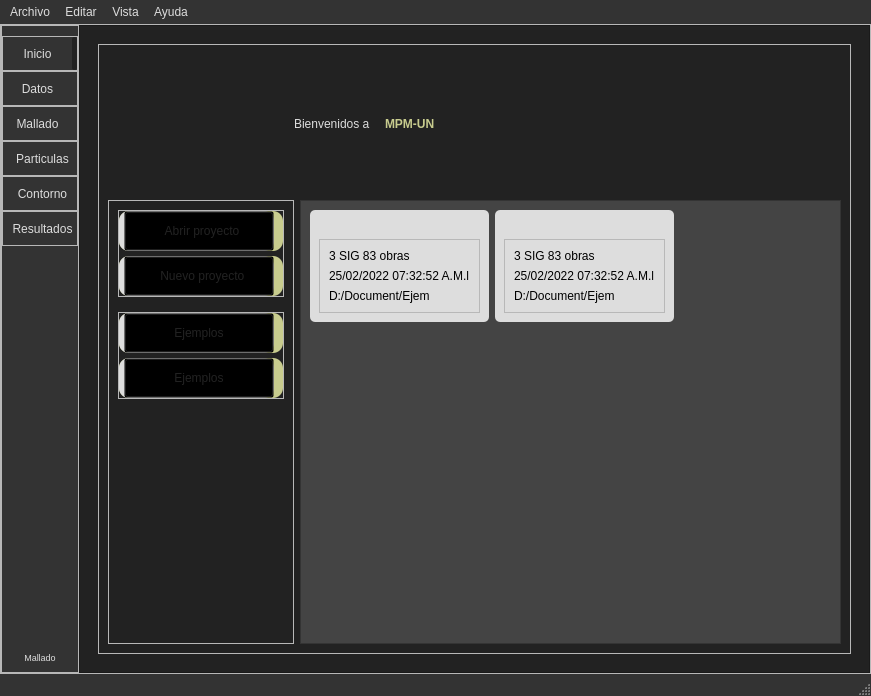
The window that UI/main_window.ui (edwinar13/MPM-UN) describes before a commit, drawn with Qt 5.
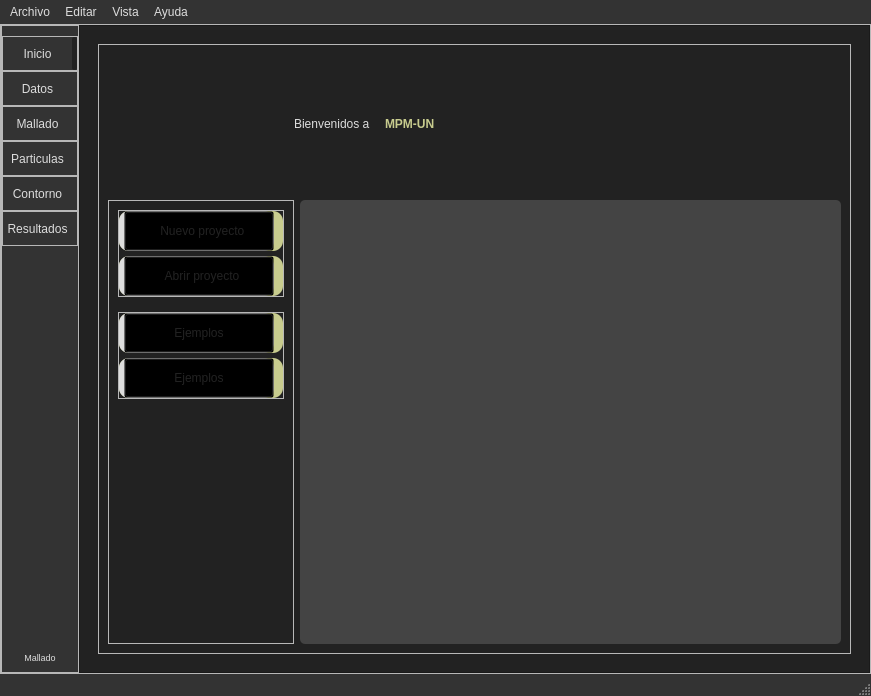
The same window after the commit. The open tabs and pages were chosen to show the change. Icons and pictures are not drawn.

Commit message: V0.1.1 se agrega tarjetas de proyectos

```diff
--- a/UI/main_window.ui
+++ b/UI/main_window.ui
@@ -188,14 +188,17 @@
 font: 500 9pt &quot;Ubuntu&quot;;
 color: #222222;
 }
+/*
 #frame_card_1, #frame_card_2{
-background: #DDDDDD;
+background: #333333;
 border-radius: 5px
 }
-
+*/
 QFrame#frame_proyectos{
-background: #444444;
-}
+ background: #444444;
+border-radius: 5px;
+  }
+
 
 /*
 Esto no funciona pero lo necesito ajustar
@@ -613,36 +616,11 @@
              <property name="bottomMargin">
               <number>0</number>
              </property>
-             <item>
-              <widget class="QFrame" name="frame_puntos">
-               <property name="enabled">
-                <bool>true</bool>
-               </property>
-               <property name="minimumSize">
-                <size>
-                 <width>5</width>
-                 <height>0</height>
-                </size>
-               </property>
-               <property name="maximumSize">
-                <size>
-                 <width>5</width>
-                 <height>16777215</height>
-                </size>
-               </property>
-               <property name="styleSheet">
-                <string notr="true"/>
-               </property>
-               <property name="frameShape">
-                <enum>QFrame::StyledPanel</enum>
-               </property>
-               <property name="frameShadow">
-                <enum>QFrame::Raised</enum>
-               </property>
-              </widget>
-             </item>
              <item>
               <widget class="QToolButton" name="toolButton_puntos">
+               <property name="enabled">
+                <bool>false</bool>
+               </property>
                <property name="sizePolicy">
                 <sizepolicy hsizetype="Minimum" vsizetype="Fixed">
                  <horstretch>0</horstretch>
@@ -667,6 +645,34 @@
                </property>
               </widget>
              </item>
+             <item>
+              <widget class="QFrame" name="frame_puntos">
+               <property name="enabled">
+                <bool>true</bool>
+               </property>
+               <property name="minimumSize">
+                <size>
+                 <width>5</width>
+                 <height>0</height>
+                </size>
+               </property>
+               <property name="maximumSize">
+                <size>
+                 <width>5</width>
+                 <height>16777215</height>
+                </size>
+               </property>
+               <property name="styleSheet">
+                <string notr="true"/>
+               </property>
+               <property name="frameShape">
+                <enum>QFrame::StyledPanel</enum>
+               </property>
+               <property name="frameShadow">
+                <enum>QFrame::Raised</enum>
+               </property>
+              </widget>
+             </item>
             </layout>
            </widget>
           </item>
@@ -694,33 +700,11 @@
              <property name="bottomMargin">
               <number>0</number>
              </property>
-             <item>
-              <widget class="QFrame" name="frame_contorno">
-               <property name="minimumSize">
-                <size>
-                 <width>5</width>
-                 <height>0</height>
-                </size>
-               </property>
-               <property name="maximumSize">
-                <size>
-                 <width>5</width>
-                 <height>16777215</height>
-                </size>
-               </property>
-               <property name="styleSheet">
-                <string notr="true"/>
-               </property>
-               <property name="frameShape">
-                <enum>QFrame::StyledPanel</enum>
-               </property>
-               <property name="frameShadow">
-                <enum>QFrame::Raised</enum>
-               </property>
-              </widget>
-             </item>
              <item>
               <widget class="QToolButton" name="toolButton_contorno">
+               <property name="enabled">
+                <bool>false</bool>
+               </property>
                <property name="sizePolicy">
                 <sizepolicy hsizetype="Minimum" vsizetype="Fixed">
                  <horstretch>0</horstretch>
@@ -745,6 +729,31 @@
                </property>
               </widget>
              </item>
+             <item>
+              <widget class="QFrame" name="frame_contorno">
+               <property name="minimumSize">
+                <size>
+                 <width>5</width>
+                 <height>0</height>
+                </size>
+               </property>
+               <property name="maximumSize">
+                <size>
+                 <width>5</width>
+                 <height>16777215</height>
+                </size>
+               </property>
+               <property name="styleSheet">
+                <string notr="true"/>
+               </property>
+               <property name="frameShape">
+                <enum>QFrame::StyledPanel</enum>
+               </property>
+               <property name="frameShadow">
+                <enum>QFrame::Raised</enum>
+               </property>
+              </widget>
+             </item>
             </layout>
            </widget>
           </item>
@@ -772,36 +781,11 @@
              <property name="bottomMargin">
               <number>0</number>
              </property>
-             <item>
-              <widget class="QFrame" name="frame_resultados">
-               <property name="enabled">
-                <bool>true</bool>
-               </property>
-               <property name="minimumSize">
-                <size>
-                 <width>5</width>
-                 <height>0</height>
-                </size>
-               </property>
-               <property name="maximumSize">
-                <size>
-                 <width>5</width>
-                 <height>16777215</height>
-                </size>
-               </property>
-               <property name="styleSheet">
-                <string notr="true"/>
-               </property>
-               <property name="frameShape">
-                <enum>QFrame::StyledPanel</enum>
-               </property>
-               <property name="frameShadow">
-                <enum>QFrame::Raised</enum>
-               </property>
-              </widget>
-             </item>
              <item>
               <widget class="QToolButton" name="toolButton_resultados">
+               <property name="enabled">
+                <bool>false</bool>
+               </property>
                <property name="sizePolicy">
                 <sizepolicy hsizetype="Minimum" vsizetype="Fixed">
                  <horstretch>0</horstretch>
@@ -826,6 +810,34 @@
                </property>
               </widget>
              </item>
+             <item>
+              <widget class="QFrame" name="frame_resultados">
+               <property name="enabled">
+                <bool>true</bool>
+               </property>
+               <property name="minimumSize">
+                <size>
+                 <width>5</width>
+                 <height>0</height>
+                </size>
+               </property>
+               <property name="maximumSize">
+                <size>
+                 <width>5</width>
+                 <height>16777215</height>
+                </size>
+               </property>
+               <property name="styleSheet">
+                <string notr="true"/>
+               </property>
+               <property name="frameShape">
+                <enum>QFrame::StyledPanel</enum>
+               </property>
+               <property name="frameShadow">
+                <enum>QFrame::Raised</enum>
+               </property>
+              </widget>
+             </item>
             </layout>
            </widget>
           </item>
@@ -1050,104 +1062,6 @@
                          <property name="bottomMargin">
                           <number>0</number>
                          </property>
-                         <item>
-                          <widget class="QFrame" name="frame_infAbrirProyecto">
-                           <property name="sizePolicy">
-                            <sizepolicy hsizetype="Fixed" vsizetype="Fixed">
-                             <horstretch>0</horstretch>
-                             <verstretch>0</verstretch>
-                            </sizepolicy>
-                           </property>
-                           <property name="frameShape">
-                            <enum>QFrame::StyledPanel</enum>
-                           </property>
-                           <property name="frameShadow">
-                            <enum>QFrame::Raised</enum>
-                           </property>
-                           <layout class="QVBoxLayout" name="verticalLayout_5">
-                            <property name="spacing">
-                             <number>0</number>
-                            </property>
-                            <property name="leftMargin">
-                             <number>0</number>
-                            </property>
-                            <property name="topMargin">
-                             <number>0</number>
-                            </property>
-                            <property name="bottomMargin">
-                             <number>0</number>
-                            </property>
-                            <item>
-                             <widget class="QFrame" name="frame_supAbrirProyecto">
-                              <property name="sizePolicy">
-                               <sizepolicy hsizetype="Fixed" vsizetype="Fixed">
-                                <horstretch>0</horstretch>
-                                <verstretch>0</verstretch>
-                               </sizepolicy>
-                              </property>
-                              <property name="styleSheet">
-                               <string notr="true"/>
-                              </property>
-                              <property name="frameShape">
-                               <enum>QFrame::StyledPanel</enum>
-                              </property>
-                              <property name="frameShadow">
-                               <enum>QFrame::Raised</enum>
-                              </property>
-                              <layout class="QHBoxLayout" name="horizontalLayout_12">
-                               <property name="spacing">
-                                <number>0</number>
-                               </property>
-                               <property name="leftMargin">
-                                <number>5</number>
-                               </property>
-                               <property name="topMargin">
-                                <number>0</number>
-                               </property>
-                               <property name="rightMargin">
-                                <number>0</number>
-                               </property>
-                               <property name="bottomMargin">
-                                <number>0</number>
-                               </property>
-                               <item>
-                                <widget class="QToolButton" name="toolButton_abrirProyecto">
-                                 <property name="minimumSize">
-                                  <size>
-                                   <width>150</width>
-                                   <height>40</height>
-                                  </size>
-                                 </property>
-                                 <property name="styleSheet">
-                                  <string notr="true"/>
-                                 </property>
-                                 <property name="text">
-                                  <string>  Abrir proyecto</string>
-                                 </property>
-                                 <property name="icon">
-                                  <iconset>
-                                   <normaloff>../recursos/iconos/iconos_frame_inicio/new_p.svg</normaloff>../recursos/iconos/iconos_frame_inicio/new_p.svg</iconset>
-                                 </property>
-                                 <property name="iconSize">
-                                  <size>
-                                   <width>20</width>
-                                   <height>20</height>
-                                  </size>
-                                 </property>
-                                 <property name="popupMode">
-                                  <enum>QToolButton::DelayedPopup</enum>
-                                 </property>
-                                 <property name="toolButtonStyle">
-                                  <enum>Qt::ToolButtonTextBesideIcon</enum>
-                                 </property>
-                                </widget>
-                               </item>
-                              </layout>
-                             </widget>
-                            </item>
-                           </layout>
-                          </widget>
-                         </item>
                          <item>
                           <widget class="QFrame" name="frame_infNuevoProyecto">
                            <property name="sizePolicy">
@@ -1249,6 +1163,104 @@
                            </layout>
                           </widget>
                          </item>
+                         <item>
+                          <widget class="QFrame" name="frame_infAbrirProyecto">
+                           <property name="sizePolicy">
+                            <sizepolicy hsizetype="Fixed" vsizetype="Fixed">
+                             <horstretch>0</horstretch>
+                             <verstretch>0</verstretch>
+                            </sizepolicy>
+                           </property>
+                           <property name="frameShape">
+                            <enum>QFrame::StyledPanel</enum>
+                           </property>
+                           <property name="frameShadow">
+                            <enum>QFrame::Raised</enum>
+                           </property>
+                           <layout class="QVBoxLayout" name="verticalLayout_5">
+                            <property name="spacing">
+                             <number>0</number>
+                            </property>
+                            <property name="leftMargin">
+                             <number>0</number>
+                            </property>
+                            <property name="topMargin">
+                             <number>0</number>
+                            </property>
+                            <property name="bottomMargin">
+                             <number>0</number>
+                            </property>
+                            <item>
+                             <widget class="QFrame" name="frame_supAbrirProyecto">
+                              <property name="sizePolicy">
+                               <sizepolicy hsizetype="Fixed" vsizetype="Fixed">
+                                <horstretch>0</horstretch>
+                                <verstretch>0</verstretch>
+                               </sizepolicy>
+                              </property>
+                              <property name="styleSheet">
+                               <string notr="true"/>
+                              </property>
+                              <property name="frameShape">
+                               <enum>QFrame::StyledPanel</enum>
+                              </property>
+                              <property name="frameShadow">
+                               <enum>QFrame::Raised</enum>
+                              </property>
+                              <layout class="QHBoxLayout" name="horizontalLayout_12">
+                               <property name="spacing">
+                                <number>0</number>
+                               </property>
+                               <property name="leftMargin">
+                                <number>5</number>
+                               </property>
+                               <property name="topMargin">
+                                <number>0</number>
+                               </property>
+                               <property name="rightMargin">
+                                <number>0</number>
+                               </property>
+                               <property name="bottomMargin">
+                                <number>0</number>
+                               </property>
+                               <item>
+                                <widget class="QToolButton" name="toolButton_abrirProyecto">
+                                 <property name="minimumSize">
+                                  <size>
+                                   <width>150</width>
+                                   <height>40</height>
+                                  </size>
+                                 </property>
+                                 <property name="styleSheet">
+                                  <string notr="true"/>
+                                 </property>
+                                 <property name="text">
+                                  <string>  Abrir proyecto</string>
+                                 </property>
+                                 <property name="icon">
+                                  <iconset>
+                                   <normaloff>../recursos/iconos/iconos_frame_inicio/new_p.svg</normaloff>../recursos/iconos/iconos_frame_inicio/new_p.svg</iconset>
+                                 </property>
+                                 <property name="iconSize">
+                                  <size>
+                                   <width>20</width>
+                                   <height>20</height>
+                                  </size>
+                                 </property>
+                                 <property name="popupMode">
+                                  <enum>QToolButton::DelayedPopup</enum>
+                                 </property>
+                                 <property name="toolButtonStyle">
+                                  <enum>Qt::ToolButtonTextBesideIcon</enum>
+                                 </property>
+                                </widget>
+                               </item>
+                              </layout>
+                             </widget>
+                            </item>
+                           </layout>
+                          </widget>
+                         </item>
                         </layout>
                        </widget>
                       </item>
@@ -1481,173 +1493,13 @@
                        <property name="frameShadow">
                         <enum>QFrame::Raised</enum>
                        </property>
-                       <layout class="QFormLayout" name="formLayout">
+                       <layout class="QGridLayout" name="gridLayout">
                         <item row="0" column="0">
-                         <widget class="QFrame" name="frame_card_1">
-                          <property name="sizePolicy">
-                           <sizepolicy hsizetype="Fixed" vsizetype="Fixed">
-                            <horstretch>0</horstretch>
-                            <verstretch>0</verstretch>
-                           </sizepolicy>
+                         <layout class="QGridLayout" name="gridLayout_proyectos" rowstretch="0">
+                          <property name="spacing">
+                           <number>15</number>
                           </property>
-                          <property name="frameShape">
-                           <enum>QFrame::StyledPanel</enum>
-                          </property>
-                          <property name="frameShadow">
-                           <enum>QFrame::Raised</enum>
-                          </property>
-                          <layout class="QVBoxLayout" name="verticalLayout_9">
-                           <item>
-                            <widget class="QLabel" name="label_9">
-                             <property name="sizePolicy">
-                              <sizepolicy hsizetype="Fixed" vsizetype="Fixed">
-                               <horstretch>0</horstretch>
-                               <verstretch>0</verstretch>
-                              </sizepolicy>
-                             </property>
-                             <property name="text">
-                              <string/>
-                             </property>
-                             <property name="pixmap">
-                              <pixmap>:/iconos_logo/iconos/iconos_logo/Logo_V1.svg</pixmap>
-                             </property>
-                             <property name="scaledContents">
-                              <bool>true</bool>
-                             </property>
-                             <property name="wordWrap">
-                              <bool>false</bool>
-                             </property>
-                             <property name="openExternalLinks">
-                              <bool>false</bool>
-                             </property>
-                            </widget>
-                           </item>
-                           <item>
-                            <widget class="QFrame" name="frame_11">
-                             <property name="sizePolicy">
-                              <sizepolicy hsizetype="Preferred" vsizetype="Fixed">
-                               <horstretch>0</horstretch>
-                               <verstretch>0</verstretch>
-                              </sizepolicy>
-                             </property>
-                             <property name="frameShape">
-                              <enum>QFrame::StyledPanel</enum>
-                             </property>
-                             <property name="frameShadow">
-                              <enum>QFrame::Raised</enum>
-                             </property>
-                             <layout class="QVBoxLayout" name="verticalLayout_14">
-                              <item>
-                               <widget class="QLabel" name="label_10">
-                                <property name="text">
-                                 <string>3 SIG 83 obras</string>
-                                </property>
-                               </widget>
-                              </item>
-                              <item>
-                               <widget class="QLabel" name="label_11">
-                                <property name="text">
-                                 <string>25/02/2022 07:32:52 A.M.l</string>
-                                </property>
-                               </widget>
-                              </item>
-                              <item>
-                               <widget class="QLabel" name="label_12">
-                                <property name="text">
-                                 <string>D:/Document/Ejem</string>
-                                </property>
-                               </widget>
-                              </item>
-                             </layout>
-                            </widget>
-                           </item>
-                          </layout>
-                         </widget>
-                        </item>
-                        <item row="0" column="1">
-                         <widget class="QFrame" name="frame_card_2">
-                          <property name="sizePolicy">
-                           <sizepolicy hsizetype="Fixed" vsizetype="Fixed">
-                            <horstretch>0</horstretch>
-                            <verstretch>0</verstretch>
-                           </sizepolicy>
-                          </property>
-                          <property name="frameShape">
-                           <enum>QFrame::StyledPanel</enum>
-                          </property>
-                          <property name="frameShadow">
-                           <enum>QFrame::Raised</enum>
-                          </property>
-                          <layout class="QVBoxLayout" name="verticalLayout_15">
-                           <item>
-                            <widget class="QLabel" name="label_13">
-                             <property name="sizePolicy">
-                              <sizepolicy hsizetype="Fixed" vsizetype="Fixed">
-                               <horstretch>0</horstretch>
-                               <verstretch>0</verstretch>
-                              </sizepolicy>
-                             </property>
-                             <property name="text">
-                              <string/>
-                             </property>
-                             <property name="pixmap">
-                              <pixmap>:/iconos_logo/iconos/iconos_logo/Logo_V1.svg</pixmap>
-                             </property>
-                             <property name="scaledContents">
-                              <bool>true</bool>
-                             </property>
-                             <property name="wordWrap">
-                              <bool>false</bool>
-                             </property>
-                             <property name="openExternalLinks">
-                              <bool>false</bool>
-                             </property>
-                            </widget>
-                           </item>
-                           <item>
-                            <widget class="QFrame" name="frame_13">
-                             <property name="sizePolicy">
-                              <sizepolicy hsizetype="Preferred" vsizetype="Fixed">
-                               <horstretch>0</horstretch>
-                               <verstretch>0</verstretch>
-                              </sizepolicy>
-                             </property>
-                             <property name="frameShape">
-                              <enum>QFrame::StyledPanel</enum>
-                             </property>
-                             <property name="frameShadow">
-                              <enum>QFrame::Raised</enum>
-                             </property>
-                             <layout class="QVBoxLayout" name="verticalLayout_16">
-                              <item>
-                               <widget class="QLabel" name="label_14">
-                                <property name="text">
-                                 <string>3 SIG 83 obras</string>
-                                </property>
-                               </widget>
-                              </item>
-                              <item>
-                               <widget class="QLabel" name="label_15">
-                                <property name="styleSheet">
-                                 <string notr="true"/>
-                                </property>
-                                <property name="text">
-                                 <string>25/02/2022 07:32:52 A.M.l</string>
-                                </property>
-                               </widget>
-                              </item>
-                              <item>
-                               <widget class="QLabel" name="label_16">
-                                <property name="text">
-                                 <string>D:/Document/Ejem</string>
-                                </property>
-                               </widget>
-                              </item>
-                             </layout>
-                            </widget>
-                           </item>
-                          </layout>
-                         </widget>
+                         </layout>
                         </item>
                        </layout>
                       </widget>
```
Left out of the diff: 22 changed lines with no effect on the pictures. The commit also changes 17 other files.
